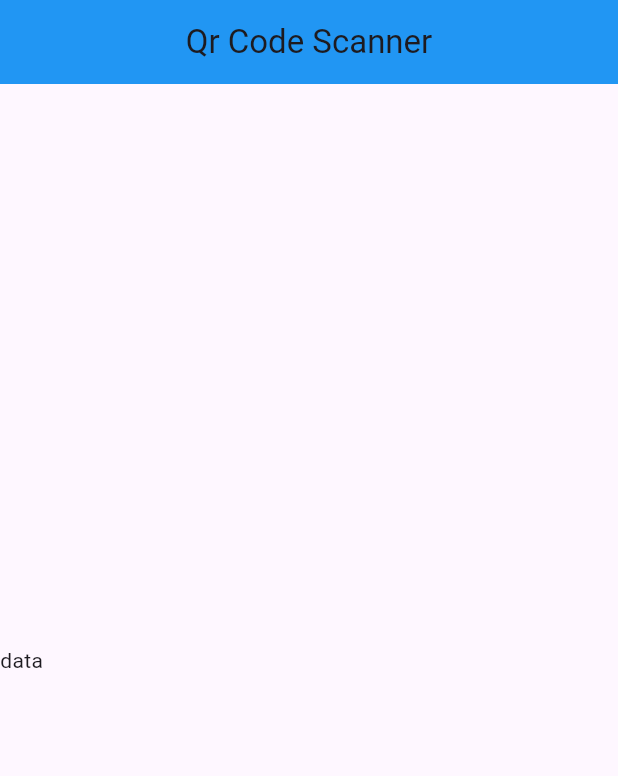
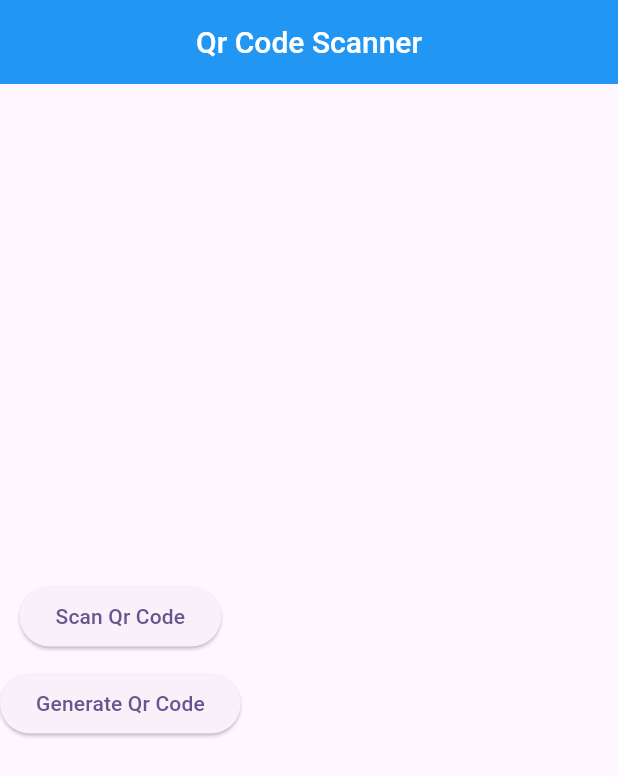
Before and after one commit to Sohag-84/QR-Code-Scanner, a Flutter app: the screen it shows after launch, on a phone screen of 412 x 824 dp. Shown: the top 776 px of the screen. Run offline on Flutter 3.47's test engine with Material 3 defaults, Android fonts, the phone set to English and light mode, and no system bars.

Commit message:
set appbar theme

```diff
--- a/lib/main.dart
+++ b/lib/main.dart
@@ -16,6 +16,15 @@ class MyApp extends StatelessWidget {
       theme: ThemeData(
         colorScheme: ColorScheme.fromSeed(seedColor: Colors.deepPurple),
         useMaterial3: true,
+        appBarTheme: const AppBarTheme(
+          backgroundColor: Colors.blue,
+          iconTheme: IconThemeData(color: Colors.white),
+          titleTextStyle: TextStyle(
+            color: Colors.white,
+            fontSize: 20,
+            fontWeight: FontWeight.w500,
+          ),
+        ),
       ),
       home: const HomeScreen(),
     );
--- a/lib/views/home_screen.dart
+++ b/lib/views/home_screen.dart
@@ -1,6 +1,8 @@
 // ignore_for_file: prefer_const_literals_to_create_immutables, prefer_const_constructors
 
 import 'package:flutter/material.dart';
+import 'package:qr_code_scanner/views/generate_qr_code.dart';
+import 'package:qr_code_scanner/views/scan_qr_code.dart';
 
 class HomeScreen extends StatefulWidget {
   const HomeScreen({super.key});
@@ -16,11 +18,35 @@ class _HomeScreenState extends State<HomeScreen> {
       appBar: AppBar(
         title: Text("Qr Code Scanner"),
         centerTitle: true,
-        backgroundColor: Colors.blue,
       ),
       body: Column(
         mainAxisAlignment: MainAxisAlignment.center,
-        children: [Text("data")],
+        crossAxisAlignment: CrossAxisAlignment.center,
+        children: [
+          ElevatedButton(
+            onPressed: () {
+              Navigator.push(
+                context,
+                MaterialPageRoute(
+                  builder: (context) => ScanQrCode(),
+                ),
+              );
+            },
+            child: Text("Scan Qr Code"),
+          ),
+          SizedBox(height: 10),
+          ElevatedButton(
+            onPressed: () {
+              Navigator.push(
+                context,
+                MaterialPageRoute(
+                  builder: (context) => GenerateQrCode(),
+                ),
+              );
+            },
+            child: Text("Generate Qr Code"),
+          ),
+        ],
       ),
     );
   }
```
Also changed, not shown: lib/views/generate_qr_code.dart (added, +15 -0 lines), lib/views/scan_qr_code.dart (added, +25 -0 lines).
